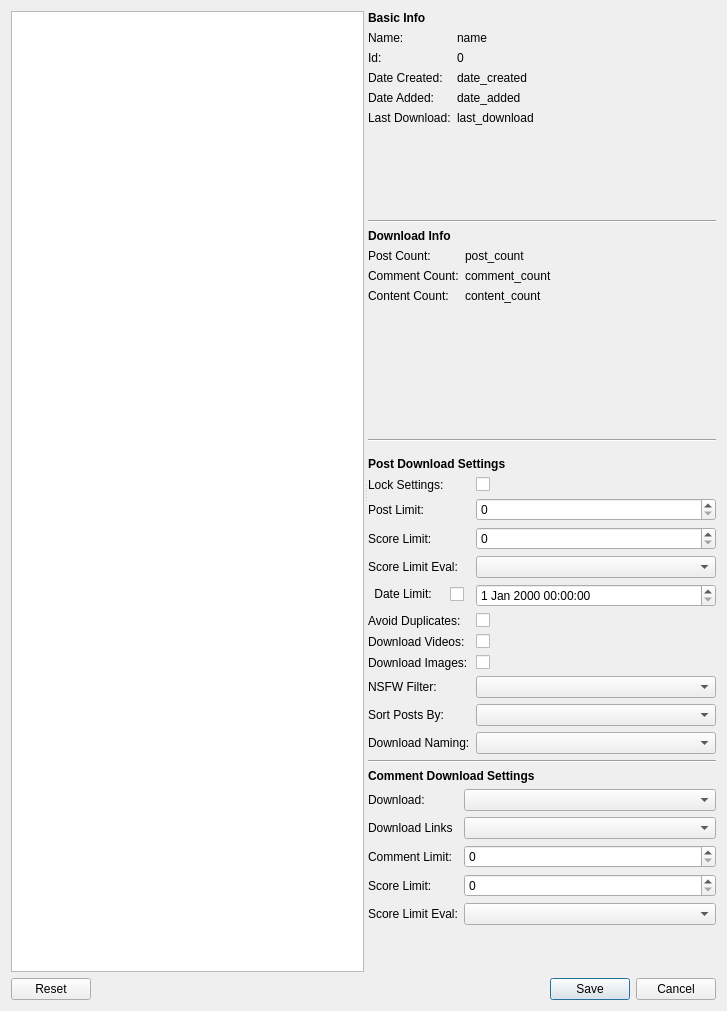
Above: DownloaderForReddit/GUI_Resources/RedditObjectSettingsDialog.ui from MalloyDelacroix/DownloaderForReddit before the change. Below: the same form after it.
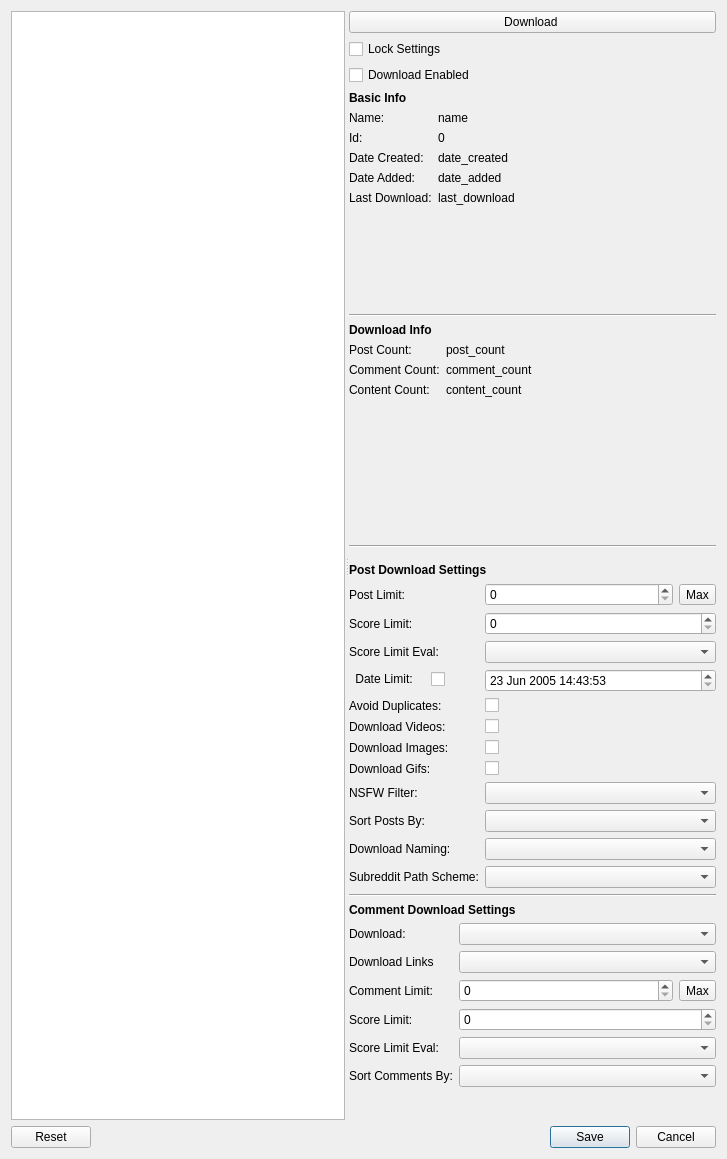
That is the form after the change.

Commit message: Complete RedditObjectSettingsDialog

Patch:
```diff
--- a/DownloaderForReddit/GUI_Resources/RedditObjectSettingsDialog.ui
+++ b/DownloaderForReddit/GUI_Resources/RedditObjectSettingsDialog.ui
@@ -7,7 +7,7 @@
     <x>0</x>
     <y>0</y>
     <width>727</width>
-    <height>1011</height>
+    <height>1159</height>
    </rect>
   </property>
   <property name="windowTitle">
@@ -24,6 +24,37 @@
        <widget class="QListView" name="reddit_objects_list_view"/>
        <widget class="QWidget" name="layoutWidget_2">
         <layout class="QVBoxLayout" name="verticalLayout">
+         <item>
+          <layout class="QGridLayout" name="gridLayout_3">
+           <item row="1" column="0">
+            <widget class="QCheckBox" name="lock_settings_checkbox">
+             <property name="toolTip">
+              <string>When checked, the settings in this window will not be overwritten due to changes in the main settings window</string>
+             </property>
+             <property name="layoutDirection">
+              <enum>Qt::LeftToRight</enum>
+             </property>
+             <property name="text">
+              <string>Lock Settings</string>
+             </property>
+            </widget>
+           </item>
+           <item row="0" column="0">
+            <widget class="QPushButton" name="download_button">
+             <property name="text">
+              <string>Download </string>
+             </property>
+            </widget>
+           </item>
+           <item row="2" column="0">
+            <widget class="QCheckBox" name="enable_download_checkbox">
+             <property name="text">
+              <string>Download Enabled</string>
+             </property>
+            </widget>
+           </item>
+          </layout>
+         </item>
          <item>
           <layout class="QFormLayout" name="info_form">
            <item row="1" column="0">
@@ -186,6 +217,29 @@
          </item>
          <item>
           <layout class="QFormLayout" name="post_download_form">
+           <item row="0" column="0">
+            <widget class="Line" name="line_2">
+             <property name="orientation">
+              <enum>Qt::Horizontal</enum>
+             </property>
+            </widget>
+           </item>
+           <item row="1" column="0" colspan="2">
+            <widget class="QLabel" name="label_19">
+             <property name="font">
+              <font>
+               <weight>75</weight>
+               <bold>true</bold>
+              </font>
+             </property>
+             <property name="text">
+              <string>Post Download Settings</string>
+             </property>
+             <property name="alignment">
+              <set>Qt::AlignLeading|Qt::AlignLeft|Qt::AlignVCenter</set>
+             </property>
+            </widget>
+           </item>
            <item row="3" column="0">
             <widget class="QLabel" name="label_7">
              <property name="text">
@@ -193,6 +247,24 @@
              </property>
             </widget>
            </item>
+           <item row="3" column="1">
+            <layout class="QHBoxLayout" name="horizontalLayout_3">
+             <item>
+              <widget class="QSpinBox" name="post_limit_spinbox">
+               <property name="maximum">
+                <number>1000</number>
+               </property>
+              </widget>
+             </item>
+             <item>
+              <widget class="QToolButton" name="post_limit_max_button">
+               <property name="text">
+                <string>Max</string>
+               </property>
+              </widget>
+             </item>
+            </layout>
+           </item>
            <item row="4" column="0">
             <widget class="QLabel" name="label_9">
              <property name="text">
@@ -200,6 +272,13 @@
              </property>
             </widget>
            </item>
+           <item row="4" column="1">
+            <widget class="QSpinBox" name="score_limit_spinbox">
+             <property name="maximum">
+              <number>10000000</number>
+             </property>
+            </widget>
+           </item>
            <item row="5" column="0">
             <widget class="QLabel" name="label_11">
              <property name="text">
@@ -207,6 +286,43 @@
              </property>
             </widget>
            </item>
+           <item row="5" column="1">
+            <widget class="QComboBox" name="score_limit_operator_combo"/>
+           </item>
+           <item row="6" column="0">
+            <widget class="QCheckBox" name="date_limit_checkbox">
+             <property name="layoutDirection">
+              <enum>Qt::RightToLeft</enum>
+             </property>
+             <property name="text">
+              <string>Date Limit:    </string>
+             </property>
+            </widget>
+           </item>
+           <item row="6" column="1">
+            <widget class="QDateTimeEdit" name="date_limit_edit">
+             <property name="dateTime">
+              <datetime>
+               <hour>14</hour>
+               <minute>43</minute>
+               <second>53</second>
+               <year>2005</year>
+               <month>6</month>
+               <day>23</day>
+              </datetime>
+             </property>
+             <property name="minimumDateTime">
+              <datetime>
+               <hour>14</hour>
+               <minute>43</minute>
+               <second>53</second>
+               <year>2005</year>
+               <month>6</month>
+               <day>23</day>
+              </datetime>
+             </property>
+            </widget>
+           </item>
            <item row="7" column="0">
             <widget class="QLabel" name="label_12">
              <property name="text">
@@ -214,6 +330,13 @@
              </property>
             </widget>
            </item>
+           <item row="7" column="1">
+            <widget class="QCheckBox" name="avoid_duplicates_checkbox">
+             <property name="text">
+              <string/>
+             </property>
+            </widget>
+           </item>
            <item row="8" column="0">
             <widget class="QLabel" name="label_13">
              <property name="text">
@@ -221,6 +344,13 @@
              </property>
             </widget>
            </item>
+           <item row="8" column="1">
+            <widget class="QCheckBox" name="download_videos_checkbox">
+             <property name="text">
+              <string/>
+             </property>
+            </widget>
+           </item>
            <item row="9" column="0">
             <widget class="QLabel" name="label_14">
              <property name="text">
@@ -228,63 +358,6 @@
              </property>
             </widget>
            </item>
-           <item row="11" column="0">
-            <widget class="QLabel" name="label_16">
-             <property name="text">
-              <string>Sort Posts By:</string>
-             </property>
-            </widget>
-           </item>
-           <item row="12" column="0">
-            <widget class="QLabel" name="label_17">
-             <property name="text">
-              <string>Download Naming:</string>
-             </property>
-            </widget>
-           </item>
-           <item row="2" column="1">
-            <widget class="QCheckBox" name="lock_settings_checkbox">
-             <property name="layoutDirection">
-              <enum>Qt::LeftToRight</enum>
-             </property>
-             <property name="text">
-              <string/>
-             </property>
-            </widget>
-           </item>
-           <item row="2" column="0">
-            <widget class="QLabel" name="label_15">
-             <property name="text">
-              <string>Lock Settings:</string>
-             </property>
-            </widget>
-           </item>
-           <item row="3" column="1">
-            <widget class="QSpinBox" name="post_limit_spinbox"/>
-           </item>
-           <item row="4" column="1">
-            <widget class="QSpinBox" name="score_limit_spinbox"/>
-           </item>
-           <item row="5" column="1">
-            <widget class="QComboBox" name="score_limit_operator_combo"/>
-           </item>
-           <item row="6" column="1">
-            <widget class="QDateTimeEdit" name="dateTimeEdit"/>
-           </item>
-           <item row="7" column="1">
-            <widget class="QCheckBox" name="avoid_duplicates_checkbox">
-             <property name="text">
-              <string/>
-             </property>
-            </widget>
-           </item>
-           <item row="8" column="1">
-            <widget class="QCheckBox" name="download_videos_checkbox">
-             <property name="text">
-              <string/>
-             </property>
-            </widget>
-           </item>
            <item row="9" column="1">
             <widget class="QCheckBox" name="download_images_checkbox">
              <property name="text">
@@ -292,55 +365,60 @@
              </property>
             </widget>
            </item>
-           <item row="11" column="1">
-            <widget class="QComboBox" name="post_sort_combo"/>
-           </item>
-           <item row="12" column="1">
-            <widget class="QComboBox" name="download_naming_combo"/>
-           </item>
-           <item row="1" column="0" colspan="2">
-            <widget class="QLabel" name="label_19">
-             <property name="font">
-              <font>
-               <weight>75</weight>
-               <bold>true</bold>
-              </font>
-             </property>
-             <property name="text">
-              <string>Post Download Settings</string>
-             </property>
-             <property name="alignment">
-              <set>Qt::AlignLeading|Qt::AlignLeft|Qt::AlignVCenter</set>
-             </property>
-            </widget>
-           </item>
-           <item row="0" column="0">
-            <widget class="Line" name="line_2">
-             <property name="orientation">
-              <enum>Qt::Horizontal</enum>
-             </property>
-            </widget>
-           </item>
            <item row="10" column="0">
+            <widget class="QLabel" name="label_29">
+             <property name="text">
+              <string>Download Gifs:</string>
+             </property>
+            </widget>
+           </item>
+           <item row="10" column="1">
+            <widget class="QCheckBox" name="download_gifs_checkbox">
+             <property name="text">
+              <string/>
+             </property>
+            </widget>
+           </item>
+           <item row="11" column="0">
             <widget class="QLabel" name="label_28">
              <property name="text">
               <string>NSFW Filter:</string>
              </property>
             </widget>
            </item>
-           <item row="10" column="1">
+           <item row="11" column="1">
             <widget class="QComboBox" name="nsfw_filter_combo"/>
            </item>
-           <item row="6" column="0">
-            <widget class="QCheckBox" name="date_limit_checkbox">
-             <property name="layoutDirection">
-              <enum>Qt::RightToLeft</enum>
+           <item row="12" column="0">
+            <widget class="QLabel" name="label_16">
+             <property name="text">
+              <string>Sort Posts By:</string>
              </property>
+            </widget>
+           </item>
+           <item row="12" column="1">
+            <widget class="QComboBox" name="post_sort_combo"/>
+           </item>
+           <item row="13" column="0">
+            <widget class="QLabel" name="label_17">
              <property name="text">
-              <string>Date Limit:    </string>
+              <string>Download Naming:</string>
              </property>
             </widget>
            </item>
+           <item row="13" column="1">
+            <widget class="QComboBox" name="download_naming_combo"/>
+           </item>
+           <item row="14" column="0">
+            <widget class="QLabel" name="subreddit_save_structure_label">
+             <property name="text">
+              <string>Subreddit Path Scheme:</string>
+             </property>
+            </widget>
+           </item>
+           <item row="14" column="1">
+            <widget class="QComboBox" name="subreddit_save_structure_combo"/>
+           </item>
           </layout>
          </item>
          <item>
@@ -351,69 +429,98 @@
           </widget>
          </item>
          <item>
-          <layout class="QFormLayout" name="formLayout">
-           <item row="2" column="0">
-            <widget class="QLabel" name="label_21">
+          <layout class="QFormLayout" name="comment_download_form">
+           <item row="0" column="0" colspan="2">
+            <widget class="QLabel" name="label_20">
+             <property name="font">
+              <font>
+               <weight>75</weight>
+               <bold>true</bold>
+              </font>
+             </property>
              <property name="text">
-              <string>Download Links</string>
+              <string>Comment Download Settings</string>
              </property>
             </widget>
            </item>
-           <item row="1" column="0">
+           <item row="2" column="0">
             <widget class="QLabel" name="label_22">
              <property name="text">
               <string>Download:</string>
              </property>
             </widget>
            </item>
+           <item row="2" column="1">
+            <widget class="QComboBox" name="comment_download_combo"/>
+           </item>
            <item row="3" column="0">
+            <widget class="QLabel" name="label_21">
+             <property name="text">
+              <string>Download Links</string>
+             </property>
+            </widget>
+           </item>
+           <item row="3" column="1">
+            <widget class="QComboBox" name="comment_content_download_combo"/>
+           </item>
+           <item row="4" column="0">
             <widget class="QLabel" name="label_23">
              <property name="text">
               <string>Comment Limit:</string>
              </property>
             </widget>
            </item>
-           <item row="4" column="0">
+           <item row="5" column="0">
             <widget class="QLabel" name="label_24">
              <property name="text">
               <string>Score Limit:</string>
              </property>
             </widget>
            </item>
-           <item row="5" column="0">
+           <item row="5" column="1">
+            <widget class="QSpinBox" name="comment_score_limit_spinbox">
+             <property name="maximum">
+              <number>10000000</number>
+             </property>
+            </widget>
+           </item>
+           <item row="6" column="0">
             <widget class="QLabel" name="label_25">
              <property name="text">
               <string>Score Limit Eval:</string>
              </property>
             </widget>
            </item>
-           <item row="0" column="0" colspan="2">
-            <widget class="QLabel" name="label_20">
-             <property name="font">
-              <font>
-               <weight>75</weight>
-               <bold>true</bold>
-              </font>
-             </property>
-             <property name="text">
-              <string>Comment Download Settings</string>
-             </property>
-            </widget>
-           </item>
-           <item row="1" column="1">
-            <widget class="QComboBox" name="comment_download_combo"/>
-           </item>
-           <item row="2" column="1">
-            <widget class="QComboBox" name="comment_content_download_combo"/>
-           </item>
-           <item row="5" column="1">
+           <item row="6" column="1">
             <widget class="QComboBox" name="comment_score_operator_combo"/>
            </item>
-           <item row="3" column="1">
-            <widget class="QSpinBox" name="comment_limit_spinbox"/>
+           <item row="7" column="0">
+            <widget class="QLabel" name="label_18">
+             <property name="text">
+              <string>Sort Comments By:</string>
+             </property>
+            </widget>
+           </item>
+           <item row="7" column="1">
+            <widget class="QComboBox" name="comment_sort_combo"/>
            </item>
            <item row="4" column="1">
-            <widget class="QSpinBox" name="comment_score_limit_spinbox"/>
+            <layout class="QHBoxLayout" name="horizontalLayout_4">
+             <item>
+              <widget class="QSpinBox" name="comment_limit_spinbox">
+               <property name="maximum">
+                <number>10000</number>
+               </property>
+              </widget>
+             </item>
+             <item>
+              <widget class="QToolButton" name="comment_limit_max_button">
+               <property name="text">
+                <string>Max</string>
+               </property>
+              </widget>
+             </item>
+            </layout>
            </item>
           </layout>
          </item>
```
The commit also changes 3 other files.
